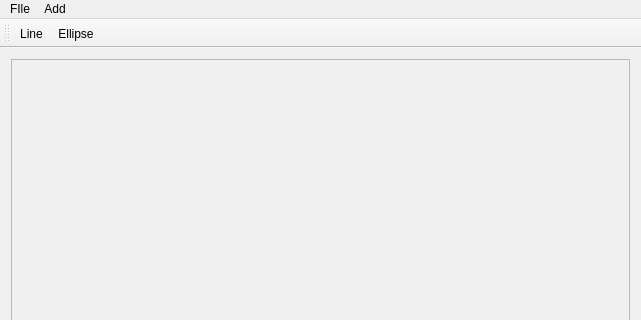
First picture: the form in VeDe/mainwindow.ui, repository rokn/VeDe, before the edit; both pictures show x 0 to 641 and y 0 to 320 of the 641 by 567 pixel window.
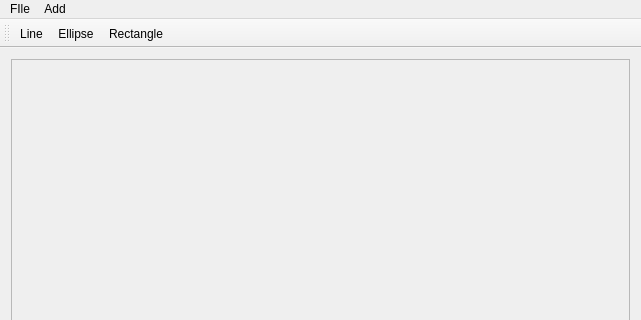
Second picture: the form after the edit.

What changed in the file:
```diff
--- a/VeDe/mainwindow.ui
+++ b/VeDe/mainwindow.ui
@@ -66,6 +66,7 @@
    </attribute>
    <addaction name="actionLine"/>
    <addaction name="actionEllipse"/>
+   <addaction name="actionRectangle"/>
   </widget>
   <widget class="QStatusBar" name="statusBar"/>
   <action name="actionNew">
@@ -148,6 +149,17 @@
     <string>Shift+A, E</string>
    </property>
   </action>
+  <action name="actionRectangle">
+   <property name="text">
+    <string>Rectangle</string>
+   </property>
+   <property name="toolTip">
+    <string>Create a rectangle</string>
+   </property>
+   <property name="shortcut">
+    <string>Shift+A, R</string>
+   </property>
+  </action>
  </widget>
  <layoutdefault spacing="6" margin="11"/>
  <resources/>
```
Left out of the diff: 7 changed lines with no effect on the pictures.
